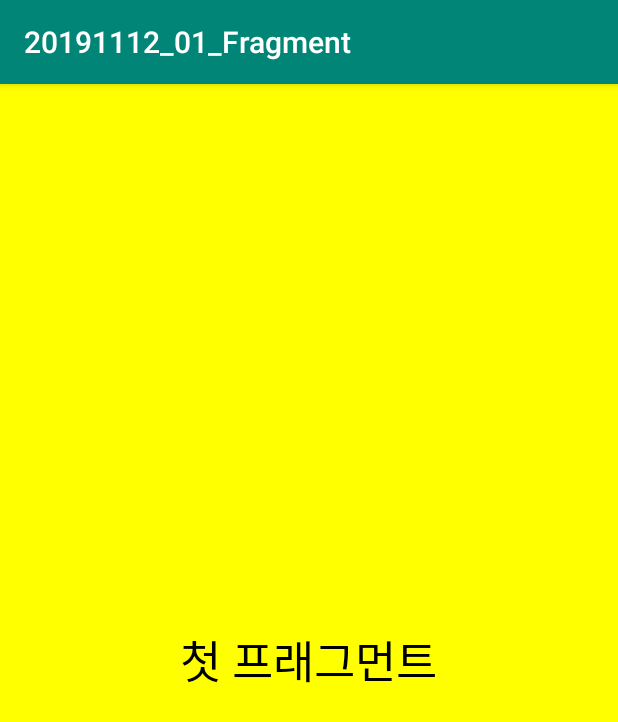
After one commit to sangone88/20191112_01_Fragment, an Android app: the fragment FirstFragment shown on its own in the app's theme, on a phone screen of 412 x 824 dp. The commit adds this screen. Shown: the top 722 px of the screen. Run offline under Robolectric (Android 15) with nearby library versions, the phone set to English and light mode, and no system bars.

Commit message:
첫 프래그먼트 생성

```diff
--- /dev/null
+++ b/app/src/main/java/com/tjoeun/a20191112_01_fragment/fragment/FirstFragment.kt
@@ -0,0 +1,19 @@
+package com.tjoeun.a20191112_01_fragment.fragment
+
+import android.os.Bundle
+import android.view.LayoutInflater
+import android.view.View
+import android.view.ViewGroup
+import androidx.fragment.app.Fragment
+import com.tjoeun.a20191112_01_fragment.R
+
+class FirstFragment : Fragment() {
+
+    override fun onCreateView(
+        inflater: LayoutInflater,
+        container: ViewGroup?,
+        savedInstanceState: Bundle?
+    ): View? {
+        return inflater.inflate(R.layout.fragment_first, container, false)
+    }
+}
--- a/app/src/main/res/layout/activity_main.xml
+++ b/app/src/main/res/layout/activity_main.xml
@@ -9,7 +9,7 @@
 
     <LinearLayout
         android:layout_width="match_parent"
-        android:layout_height="100dp"
+        android:layout_height="150dp"
         android:gravity="center"
         android:background="#ff0000">
 
--- /dev/null
+++ b/app/src/main/res/layout/fragment_first.xml
@@ -0,0 +1,15 @@
+<?xml version="1.0" encoding="utf-8"?>
+<LinearLayout xmlns:android="http://schemas.android.com/apk/res/android"
+    android:orientation="vertical" android:layout_width="match_parent"
+    android:background="#FFFF00"
+    android:gravity="center"
+    android:layout_height="match_parent">
+
+    <TextView
+        android:layout_width="wrap_content"
+        android:layout_height="wrap_content"
+        android:textSize="30sp"
+        android:textColor="#000000"
+        android:text="첫 프래그먼트" />
+
+</LinearLayout>
```
